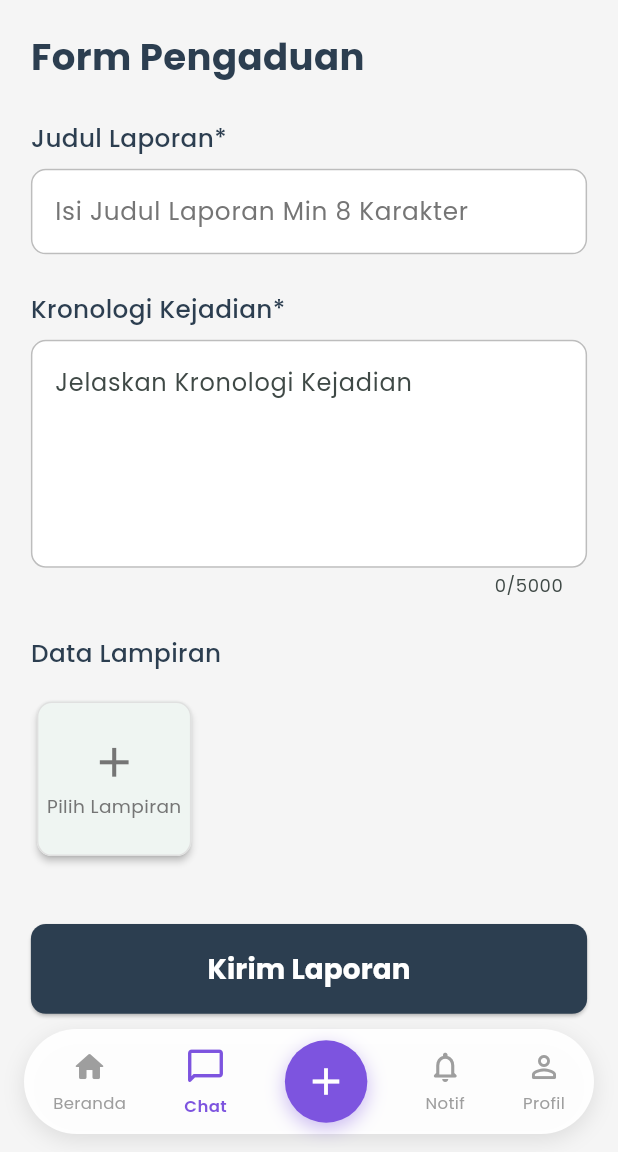
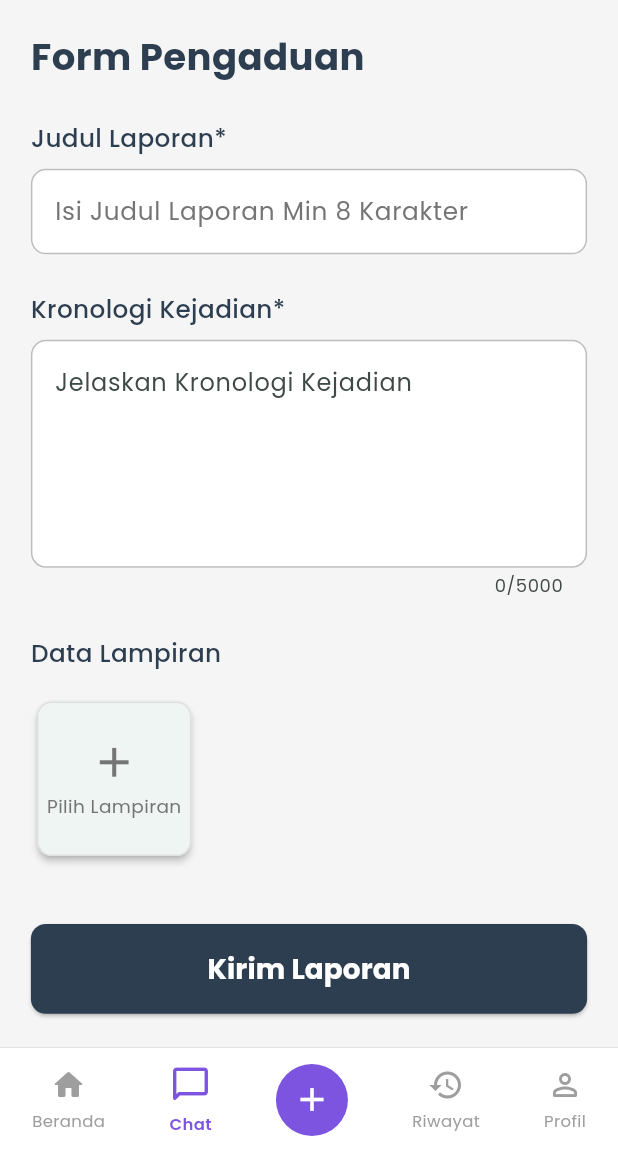
Before and after one commit to Kyzen2/TanggapanKu, a Flutter app: the screen it shows after launch, item 2 of the bottom bar chosen, on a phone screen of 412 x 824 dp, the part 84-1236 px from its top. Run offline on Flutter 3.47's test engine with Material 3 defaults, Android fonts, the light colour scheme and no system bars; our stand-ins replace carousel_slider, gap, google_fonts, timeago; network calls fail.

Commit message:
Optimisasi navbar

```diff
--- a/lib/pages/pengaturan_page.dart
+++ b/lib/pages/pengaturan_page.dart
@@ -77,7 +77,7 @@ class AkunPage extends StatelessWidget {
                       ),
                       ElevatedButton(
                         style: ElevatedButton.styleFrom(
-                          backgroundColor: primaryColor,
+                          backgroundColor: const Color.fromARGB(255, 255, 255, 255),
                           padding: const EdgeInsets.symmetric(
                               horizontal: 18, vertical: 8),
                           shape: RoundedRectangleBorder(
@@ -85,7 +85,7 @@ class AkunPage extends StatelessWidget {
                         ),
                         onPressed: () {},
                         child:
-                            const Text("Edit", style: TextStyle(fontSize: 13)),
+                            const Text("maaf laptop aku kentang", style: TextStyle(fontSize: 13)),
                       ),
                     ],
                   )
--- a/lib/pages/timeline_page.dart
+++ b/lib/pages/timeline_page.dart
@@ -58,17 +58,8 @@ class _TimelinePageState extends State<TimelinePage> {
   @override
   Widget build(BuildContext context) {
   return Scaffold(
-      body: Stack(
-        children: [
-          // ✨ Tampilkan halaman sesuai index
-          _pages[_selectedIndex],
-
-          // ✨ Navbar animasi
-          Positioned(
-            left: 0,
-            right: 0,
-            bottom: 0,
-            child: AnimatedSlide(
+    body: _pages[_selectedIndex],
+    bottomNavigationBar: AnimatedSlide(
       duration: const Duration(milliseconds: 400),
       offset: _navVisible ? Offset.zero : const Offset(0, 1.4),
       curve: Curves.easeInOutCubicEmphasized,
@@ -80,9 +71,6 @@ class _TimelinePageState extends State<TimelinePage> {
           onTap: _onNavTap,
         ),
       ),
-            ),
-          ),
-        ],
     ),
   );
 }
--- a/lib/widgets/bottom_nav.dart
+++ b/lib/widgets/bottom_nav.dart
@@ -1,4 +1,6 @@
 import 'package:flutter/material.dart';
+import 'package:tanggapanku/pages/pengaduan.dart';
+
 
 class FloatingNav extends StatelessWidget {
   final int currentIndex;
@@ -11,20 +13,15 @@ class FloatingNav extends StatelessWidget {
   });
 
   @override
+  @override
   Widget build(BuildContext context) {
     return Container(
       height: 70,
-      margin: const EdgeInsets.only(left: 16, right: 16, bottom: 12),
       decoration: BoxDecoration(
-        color: Colors.white.withOpacity(0.95),
-        borderRadius: BorderRadius.circular(40),
-        boxShadow: [
-          BoxShadow(
-            color: Colors.black12.withOpacity(0.1),
-            blurRadius: 12,
-            offset: const Offset(0, 4),
-          ),
-        ],
+        color: Colors.white,
+        border: const Border(
+          top: BorderSide(color: Colors.black12, width: 0.6),
+        ),
       ),
       child: Row(
         mainAxisAlignment: MainAxisAlignment.spaceAround,
@@ -32,44 +29,30 @@ class FloatingNav extends StatelessWidget {
           _buildNavItem(Icons.home_rounded, 0),
           _buildNavItem(Icons.chat_bubble_outline_rounded, 1),
 
-          // Tombol tengah add
-          Container(
-            width: 55,
-            height: 55,
-            decoration: BoxDecoration(
-              color: const Color(0xFF7D54DF),
-              shape: BoxShape.circle,
-              boxShadow: [
-                BoxShadow(
-                  color: const Color(0xFF7D54DF).withOpacity(0.4),
-                  blurRadius: 10,
-                  offset: const Offset(0, 4),
+          // tombol add tetap ada, tapi gak ngambang
+          InkWell(
+            borderRadius: BorderRadius.circular(30),
+            onTap: () {
+              Navigator.push(
+                context,
+                MaterialPageRoute(
+                  builder: (_) => PengaduanPage(),
                 ),
-              ],
-            ),
-            child: InkWell(
-              borderRadius: BorderRadius.circular(30),
-              onTap: () {
-                // aksi tombol add, misal buka modal
-                showDialog(
-                  context: context,
-                  builder: (_) => AlertDialog(
-                    title: const Text("Tambah Post"),
-                    content: const Text("Tombol Add ditekan!"),
-                    actions: [
-                      TextButton(
-                        onPressed: () => Navigator.pop(context),
-                        child: const Text("Tutup"),
-                      ),
-                    ],
-                  ),
-                );
-              },
-              child: const Icon(Icons.add, color: Colors.white, size: 30),
+              );
+            },
+            child: Container(
+              width: 48,
+              height: 48,
+              decoration: BoxDecoration(
+                color: const Color(0xFF7D54DF),
+                shape: BoxShape.circle,
+              ),
+              child: const Icon(Icons.add, color: Colors.white, size: 26),
             ),
           ),
 
-          _buildNavItem(Icons.notifications_none_rounded, 3),
+
+          _buildNavItem(Icons.history, 3),
           _buildNavItem(Icons.person_outline_rounded, 4),
         ],
       ),
@@ -110,8 +93,10 @@ String _getLabel(int index) {
       return "Beranda";
     case 1:
       return "Chat";
+    case 2:
+      return "Pengaduan";
     case 3:
-      return "Notif";
+      return "Riwayat";
     case 4:
       return "Profil";
     default:
```
Also changed, not shown: pubspec.lock. Lines whose indentation alone changed are shown as unchanged.
